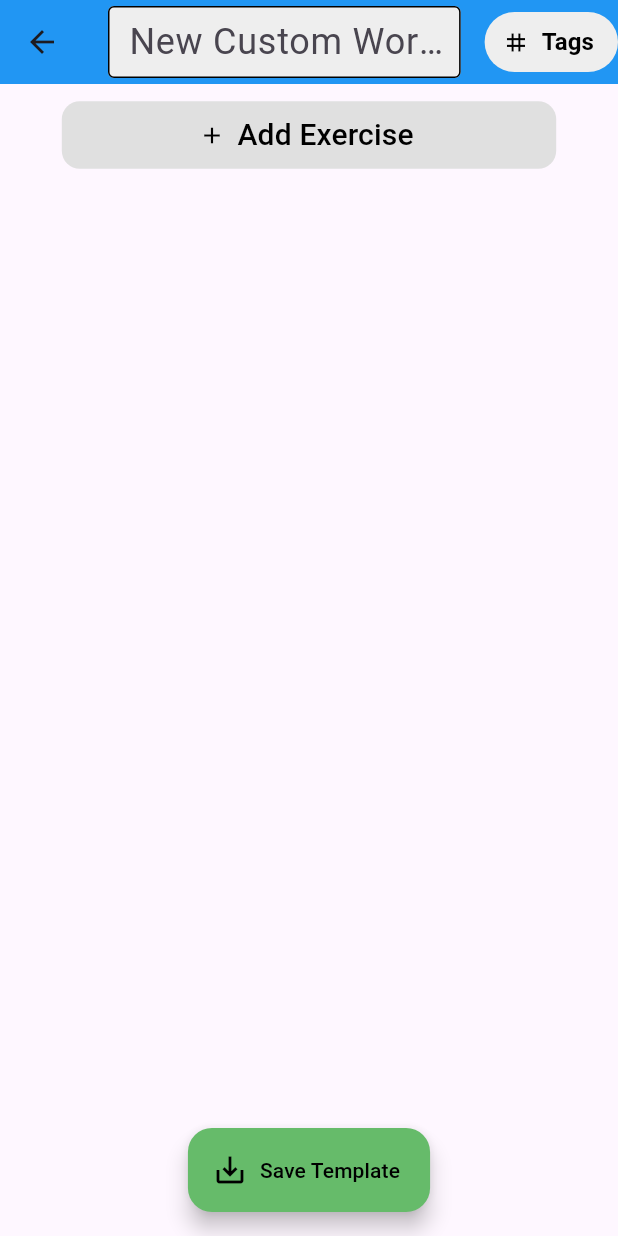
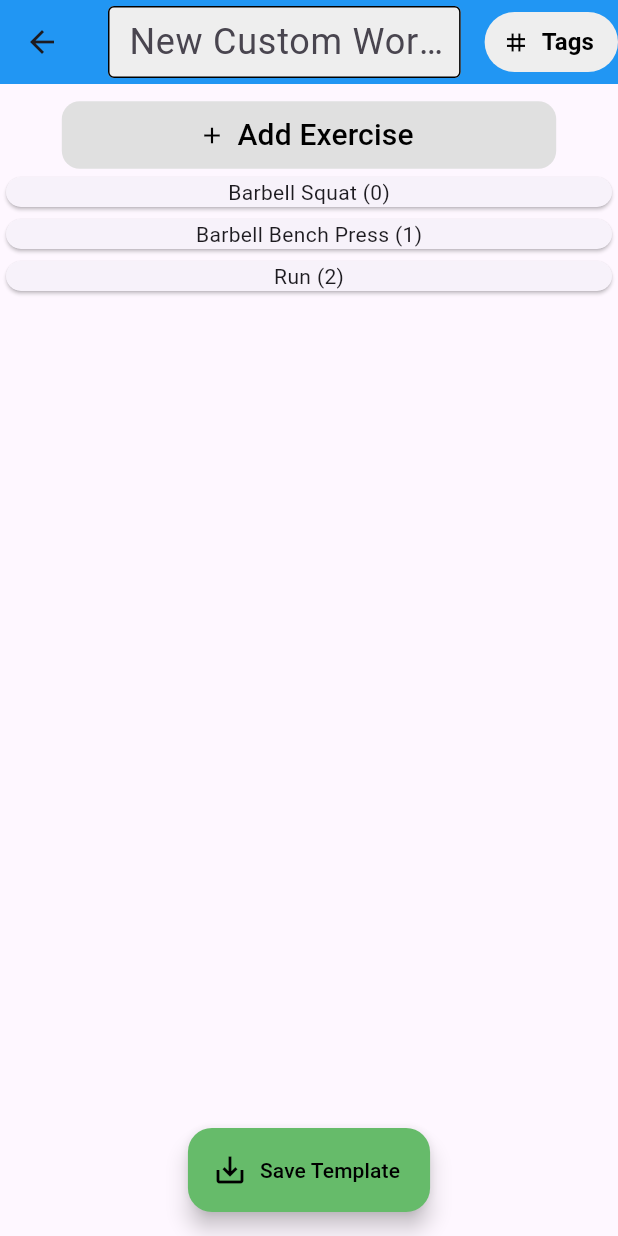
Before and after one commit to ruchihegde/exercise_tracking_app, a Flutter app: the TemplateList screen opened directly, after a tap on the "add" icon, on a phone screen of 412 x 824 dp. Run offline on Flutter 3.47's test engine with Material 3 defaults, Android fonts, the phone set to English and light mode, and no system bars.

Commit message:
Created exercise model, service, and viewmodel started incorporation into Template builder

```diff
--- /dev/null
+++ b/lib/data/exercises.json
@@ -0,0 +1,42 @@
+[
+  {
+    "id": 0,
+    "name": "Barbell Squat",
+    "trackedStats": [
+      {
+        "type": "weight",
+        "unit": "lbs"
+      },
+      {
+        "type": "reps"
+      }
+    ]
+  },
+  {
+    "id": 1,
+    "name": "Barbell Bench Press",
+    "trackedStats": [
+      {
+        "type": "weight",
+        "unit": "lbs"
+      },
+      {
+        "type": "reps"
+      }
+    ]
+  },
+  {
+    "id": 2,
+    "name": "Run",
+    "trackedStats": [
+      {
+        "type": "distance",
+        "unit": "mi"
+      },
+      {
+        "type": "time",
+        "unit": "mins"
+      }
+    ]
+  }
+]
--- a/lib/models/ExerciseModel.dart
+++ b/lib/models/ExerciseModel.dart
@@ -0,0 +1,72 @@
+class Exercise {
+  final int id;
+  final String name;
+  final List<ExerciseStat> trackedStats;
+
+  Exercise({
+    required this.id,
+    required this.name,
+    required this.trackedStats
+  });
+
+  factory Exercise.fromJson(Map<String, dynamic> json) {
+    var trackedStatsJson = json['trackedStats'] as List;
+    List<ExerciseStat> statsList = trackedStatsJson.map((stat) => ExerciseStat.fromJson(stat)).toList();
+    return Exercise(
+      id: json['id'],
+      name: json['name'],
+      trackedStats: statsList
+    );
+  }
+
+}
+
+enum TrackableStat {
+  weight,
+  reps,
+  time,
+  distance
+}
+
+class ExerciseStat {
+  final TrackableStat type;
+  final String display;
+  final String? unit;
+
+  const ExerciseStat({
+    required this.type,
+    required this.display,
+    this.unit
+  });
+
+  factory ExerciseStat.fromJson(Map<String, dynamic> json) {
+    switch(json['type']) {
+      case "weight":
+        return ExerciseStat(
+          type: TrackableStat.weight,
+          display: json['type'],
+          unit: json['unit']
+        );
+      case "reps":
+        return ExerciseStat(
+          type: TrackableStat.reps,
+          display: json['type'],
+        );
+      case "time":
+        return ExerciseStat(
+          type: TrackableStat.time,
+          display: json['type'],
+          unit: json['unit']
+        );
+      case "distance":
+        return ExerciseStat(
+          type: TrackableStat.time,
+          display: json['type'],
+          unit: json['unit']
+        );
+      default:
+        throw Exception('Unknown TrackableStat type: ${json['type']}');
+    }
+  }
+
+}
--- /dev/null
+++ b/lib/services/ExerciseService.dart
@@ -0,0 +1,18 @@
+import 'dart:convert';
+import 'package:flutter/services.dart' show rootBundle;
+import '../models/ExerciseModel.dart';
+
+class ExerciseService {
+  Future<List<Exercise>> fetchExercises() async {
+    try {
+      String fileContent = await rootBundle.loadString('lib/data/exercises.json');
+      List<dynamic> jsonList = jsonDecode(fileContent);
+      List<Exercise> exercises = jsonList.map((json) => Exercise.fromJson(json)).toList();
+      return exercises;
+    }
+    catch (e) {
+      print('error parsing file: $e');
+      return [];
+    }
+  }
+}
--- a/lib/services/TemplateService.dart
+++ b/lib/services/TemplateService.dart
@@ -1,5 +1,4 @@
 import 'dart:convert';
-import 'dart:io';
 import 'package:flutter/services.dart' show rootBundle;
 import '../models/TemplateModel.dart';
 
--- a/lib/viewmodels/ExerciseViewModel.dart
+++ b/lib/viewmodels/ExerciseViewModel.dart
@@ -0,0 +1,15 @@
+import 'package:flutter/material.dart';
+import '../models/ExerciseModel.dart';
+import '../services/ExerciseService.dart';
+
+class ExerciseViewModel extends ChangeNotifier {
+  List<Exercise> exercises = <Exercise>[];
+
+  final ExerciseService _exerciseService = ExerciseService();
+
+  Future<void> fetchExercises() async {
+    exercises = await _exerciseService.fetchExercises();
+    notifyListeners();
+  }
+
+}
--- a/lib/views/TemplateBuilderView.dart
+++ b/lib/views/TemplateBuilderView.dart
@@ -1,4 +1,6 @@
+import 'package:exercise_tracking_app/viewmodels/ExerciseViewModel.dart';
 import 'package:flutter/material.dart';
+import 'package:provider/provider.dart';
 import '../models/TemplateModel.dart';
 import './widgets/AddExerciseModal.dart';
 
@@ -27,6 +29,9 @@ class _TemplateBuilderViewState extends State<TemplateBuilderView> {
       title = widget.starterTemplate!.name;
       titleController.text = title;
     }
+    WidgetsBinding.instance.addPostFrameCallback((_) {
+      Provider.of<ExerciseViewModel>(context, listen: false).fetchExercises();
+    });
   }
 
   @override
@@ -37,7 +42,7 @@ class _TemplateBuilderViewState extends State<TemplateBuilderView> {
 
   void _onTitleChanged() {
     title = titleController.text;
-    print('Title is ${title}');
+    print('Title is $title');
   }
 
   void _showSnackBar(BuildContext context) {
@@ -137,11 +142,20 @@ class _TemplateBuilderViewState extends State<TemplateBuilderView> {
             ),
           ),
           Expanded(
-            child: ListView.builder(
-              itemCount: exercises.length,
-              itemBuilder: (context, index) {
-                return ListTile(
-                  title: Text(exercises[index])
+            child: Consumer<ExerciseViewModel>(
+              builder: (context, exerciseViewModel, child) {
+                return ListView.builder(
+                  itemCount: exerciseViewModel.exercises.length,
+                  itemBuilder: (context, idx) {
+                    final exercise = exerciseViewModel.exercises[idx];
+                    return Card(
+                      child: Column(
+                        children: [
+                          Text('${exercise.name} (${exercise.id})'),
+                        ]
+                      )
+                    );
+                  }
                 );
               }
             )
--- a/lib/views/widgets/TemplateList.dart
+++ b/lib/views/widgets/TemplateList.dart
@@ -4,6 +4,7 @@ import '../../viewmodels/TemplateViewModel.dart';
 import '../../models/TemplateModel.dart';
 import 'package:provider/provider.dart';
 import '../TemplateBuilderView.dart';
+import '../../viewmodels/ExerciseViewModel.dart';
 
 enum TemplateTab { myTemplates, premade }
 
@@ -148,7 +149,12 @@ class _TemplateListState extends State<TemplateList> {
               onPressed: () {
                 Navigator.push(
                   context,
-                  MaterialPageRoute(builder: (context) => TemplateBuilderView())
+                  MaterialPageRoute(
+                    builder: (context) => ChangeNotifierProvider(
+                      create: (context) => ExerciseViewModel(),
+                      child: const TemplateBuilderView(),
+                    ),
+                  ),
                 );
               },
               backgroundColor: Colors.blue,
--- a/lib/views/widgets/TemplateListItem.dart
+++ b/lib/views/widgets/TemplateListItem.dart
@@ -7,11 +7,11 @@ class TemplateListItem extends StatelessWidget {
   final bool isWorkout;
 
   const TemplateListItem({
-    Key? key,
+    super.key,
     required this.template,
     required this.onTap,
     required this.isWorkout,
-  }) : super(key: key);
+  });
 
   @override
   Widget build(BuildContext context) {
--- a/pubspec.yaml
+++ b/pubspec.yaml
@@ -21,3 +21,4 @@ flutter:
   uses-material-design: true
   assets:
     - lib/data/templates.json
+    - lib/data/exercises.json
```
